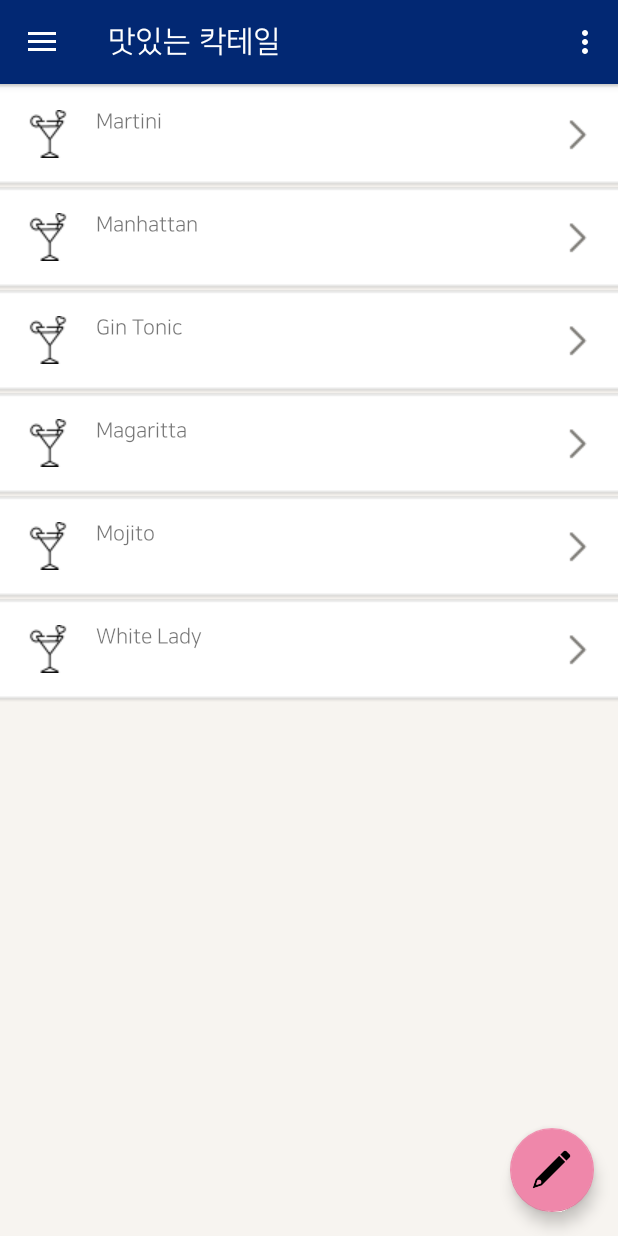
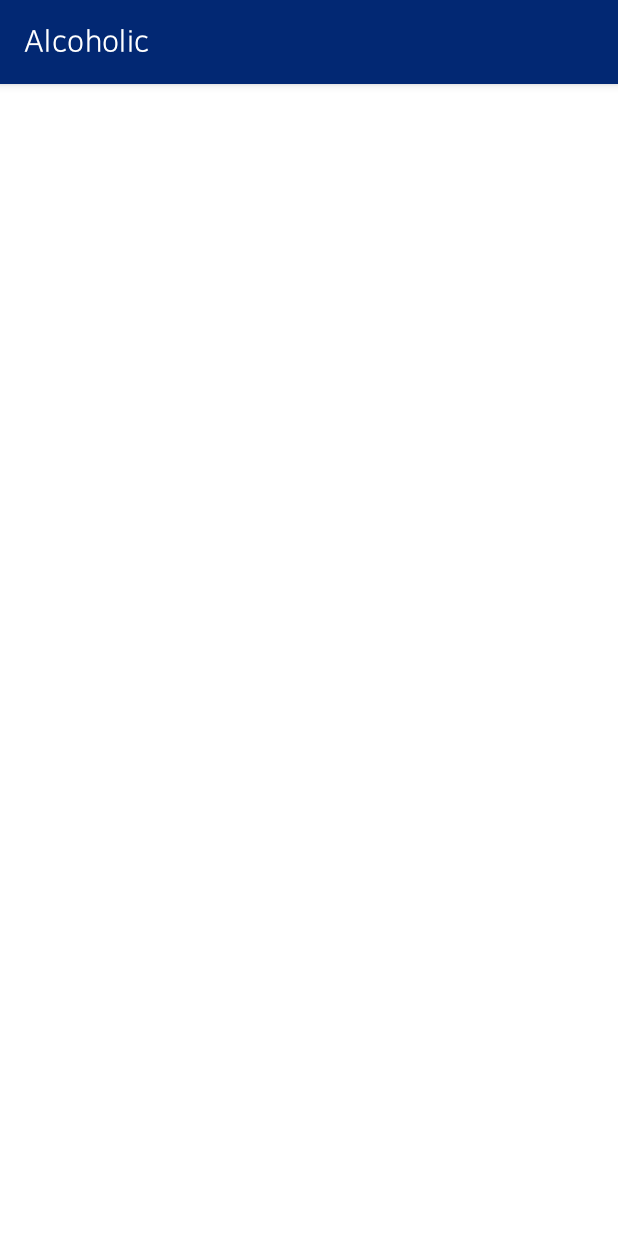
Before and after one commit to WiFros/Alcoholic, an Android app: the screen it shows after launch (MainActivity before the commit, BoardRecyclerView after it), on a phone screen of 412 x 824 dp. Run offline under Robolectric (Android 15) with nearby library versions, the phone set to English and light mode, and no system bars; our stand-ins replace Firebase (no records; nobody signed in at launch, a user with empty details on screens opened directly).

Commit message:
firebase, recycleview
파이어베이스에서 데이터를 불러와 화면에 띄우기

```diff
--- a/Alcoholics/app/build.gradle
+++ b/Alcoholics/app/build.gradle
@@ -2,7 +2,6 @@ plugins {
     id 'com.android.application'
     id 'com.google.gms.google-services'
 }
-
 android {
     compileSdk 32
 
@@ -43,6 +42,11 @@ dependencies {
     implementation 'androidx.legacy:legacy-support-v4:1.0.0'
     implementation 'com.google.firebase:firebase-auth:21.0.3'
     implementation 'com.google.firebase:firebase-database:20.0.5'
+
+    implementation 'androidx.recyclerview:recyclerview:1.2.1'
+    implementation 'com.github.bumptech.glide:glide:4.13.0'
+    annotationProcessor 'com.github.bumptech.glide:compiler:4.13.0'
+
     testImplementation 'junit:junit:4.13.2'
     androidTestImplementation 'androidx.test.ext:junit:1.1.3'
     androidTestImplementation 'androidx.test.espresso:espresso-core:3.4.0'
--- /dev/null
+++ b/Alcoholics/app/src/main/java/com/hanul/alcoholic/board/list/BoardAdapter.java
@@ -0,0 +1,66 @@
+package com.hanul.alcoholic.board.list;
+
+import android.content.Context;
+import android.view.LayoutInflater;
+import android.view.View;
+import android.view.ViewGroup;
+import android.widget.ImageView;
+import android.widget.TextView;
+
+import androidx.annotation.NonNull;
+import androidx.recyclerview.widget.RecyclerView;
+
+import com.bumptech.glide.Glide;
+import com.hanul.alcoholic.R;
+
+import java.util.ArrayList;
+
+public class BoardAdapter extends RecyclerView.Adapter<BoardAdapter.CustomViewHolder> {
+
+    private ArrayList<BoardUser> arrayList;
+    private Context context;
+
+    public BoardAdapter(ArrayList<BoardUser> arrayList, Context context) {
+        this.arrayList = arrayList;
+        this.context = context;
+    }
+
+    @NonNull
+    @Override
+    public CustomViewHolder onCreateViewHolder(@NonNull ViewGroup parent, int viewType) {
+        View view = LayoutInflater.from(parent.getContext()).inflate(R.layout.recycle_item,parent,false);
+        CustomViewHolder holder = new CustomViewHolder(view);
+        return holder;
+    }
+
+    @Override
+    public void onBindViewHolder(@NonNull CustomViewHolder holder, int position) {
+        Glide.with(holder.itemView)
+                .load(arrayList.get(position).getProfile())
+                .into(holder.iv_profile);
+        holder.tv_id.setText(arrayList.get(position).getId());
+        holder.tv_pw.setText(String.valueOf(arrayList.get(position).getPw()));
+        holder.tv_userName.setText(arrayList.get(position).getUserName());
+    }
+
+    @Override
+    public int getItemCount() {
+        //삼항 연산자
+        return (arrayList != null ? arrayList.size() : 0);
+    }
+
+    public class CustomViewHolder extends RecyclerView.ViewHolder {
+        ImageView iv_profile;
+        TextView tv_id;
+        TextView tv_pw;
+        TextView tv_userName;
+
+        public CustomViewHolder(@NonNull View itemView) {
+            super(itemView);
+            this.iv_profile = itemView.findViewById(R.id.tv_profile);
+            this.tv_id = itemView.findViewById(R.id.tv_id);
+            this.tv_pw = itemView.findViewById(R.id.tv_pw);
+            this.tv_userName = itemView.findViewById(R.id.tv_userName);
+        }
+    }
+}
--- /dev/null
+++ b/Alcoholics/app/src/main/java/com/hanul/alcoholic/board/list/BoardRecyclerView.java
@@ -0,0 +1,64 @@
+package com.hanul.alcoholic.board.list;
+
+import android.os.Bundle;
+import android.util.Log;
+import android.widget.Toast;
+
+import androidx.annotation.NonNull;
+import androidx.annotation.Nullable;
+import androidx.appcompat.app.AppCompatActivity;
+import androidx.recyclerview.widget.LinearLayoutManager;
+import androidx.recyclerview.widget.RecyclerView;
+
+import com.google.firebase.database.DataSnapshot;
+import com.google.firebase.database.DatabaseError;
+import com.google.firebase.database.DatabaseReference;
+import com.google.firebase.database.FirebaseDatabase;
+import com.google.firebase.database.ValueEventListener;
+import com.hanul.alcoholic.R;
+
+import java.util.ArrayList;
+
+public class BoardRecyclerView extends AppCompatActivity {
+    private RecyclerView recyclerView;
+    private RecyclerView.Adapter adapter;
+    private RecyclerView.LayoutManager layoutManager;
+    private ArrayList<BoardUser> arrayList;
+    private FirebaseDatabase database;
+    private DatabaseReference databaseReference;
+
+    protected void onCreate(@Nullable Bundle savedInstanceState) {
+        super.onCreate(savedInstanceState);
+        setContentView(R.layout.recycleview_main);
+
+        recyclerView = findViewById(R.id.board_recycleView);//id 연결
+        recyclerView.setHasFixedSize(true);//기존 성능강화
+        layoutManager = new LinearLayoutManager(this);
+        recyclerView.setLayoutManager(layoutManager);//유저객체 담기
+        arrayList = new ArrayList<>();
+
+        database = FirebaseDatabase.getInstance(); // 디비 연걸
+
+        databaseReference = database.getReference("alcoholic/User"); //디비 테이블 명 연결
+        databaseReference.addListenerForSingleValueEvent(new ValueEventListener() {
+            @Override
+            public void onDataChange(@NonNull DataSnapshot dataSnapshot) {
+                //파이어베이스 DB에 데이터를 받아옴
+                arrayList.clear(); // 기존 배열리스트가 존재하지 않게 초기화
+                for (DataSnapshot snapshot : dataSnapshot.getChildren()){
+                    BoardUser user = snapshot.getValue(BoardUser.class);
+                    arrayList.add(user); //담은 데이터를 배열 리스트에 넣고 라이클뷰로 보낼 준비
+                }
+                adapter.notifyDataSetChanged();
+            }
+            @Override
+            public void onCancelled(@NonNull DatabaseError error) {
+                //디비를 가져오던 중 에러 발생 시
+                Log.e("BoardRecyclerViee",String.valueOf(error.toException()));
+            }
+        });
+        adapter = new BoardAdapter(arrayList,this);
+        recyclerView.setAdapter(adapter); //리사이클러뷰에 어댑터 연결
+
+    }
+}
--- a/Alcoholics/app/src/main/res/layout/fragment_recipe_list.xml
+++ b/Alcoholics/app/src/main/res/layout/fragment_recipe_list.xml
@@ -3,7 +3,8 @@
     android:background="#F7F4F0"
     android:orientation="vertical"
     android:layout_width="match_parent"
-    android:layout_height="match_parent">
+    android:layout_height="match_parent"
+    >
     <FrameLayout
         android:layout_width="match_parent"
         android:layout_height="match_parent">
--- /dev/null
+++ b/Alcoholics/app/src/main/res/layout/recycleview_main.xml
@@ -0,0 +1,13 @@
+<?xml version="1.0" encoding="utf-8"?>
+<androidx.constraintlayout.widget.ConstraintLayout xmlns:android="http://schemas.android.com/apk/res/android"
+    android:layout_width="match_parent"
+    android:layout_height="match_parent"
+    xmlns:tools="http://schemas.android.com/tools"
+    tools:context=".board.list.BoardRecyclerView"
+    >
+    <androidx.recyclerview.widget.RecyclerView
+        android:id="@+id/board_recycleView"
+        android:layout_width="match_parent"
+        android:layout_height="match_parent"
+        />
+</androidx.constraintlayout.widget.ConstraintLayout>
```
Also changed, not shown: Alcoholics/app/src/main/AndroidManifest.xml (+10 -6 lines), Alcoholics/app/src/main/java/com/hanul/alcoholic/board/list/BoardUser.java (added, +44 -0 lines), Alcoholics/app/src/main/res/layout/recycle_item.xml (added, +43 -0 lines).
